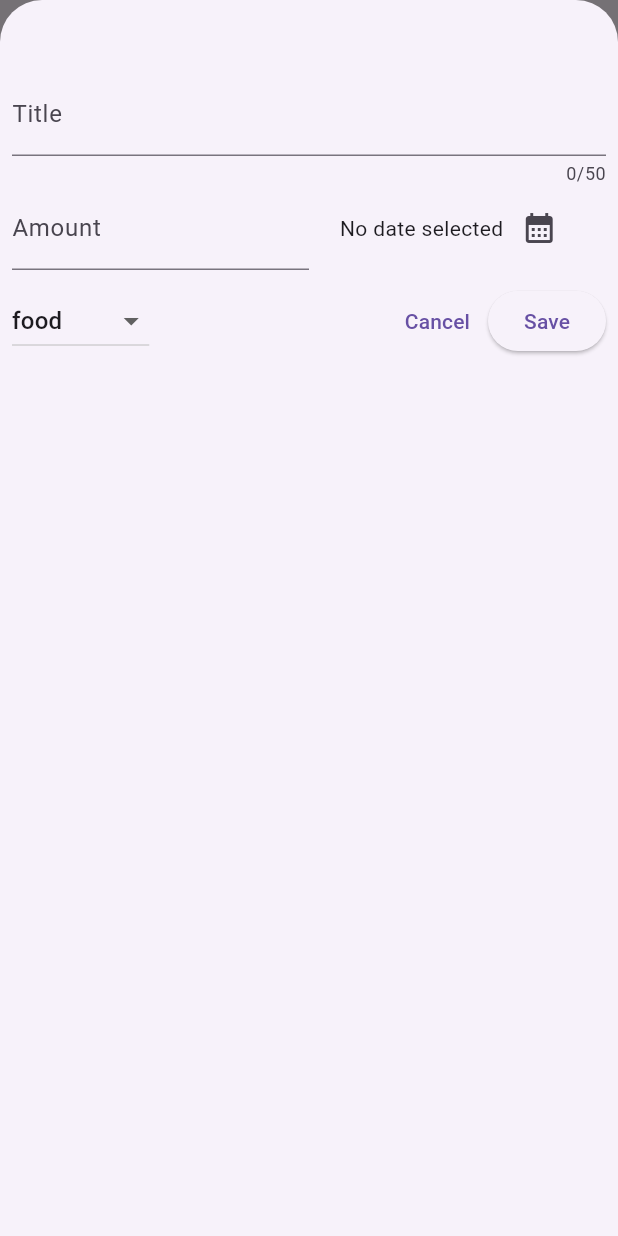
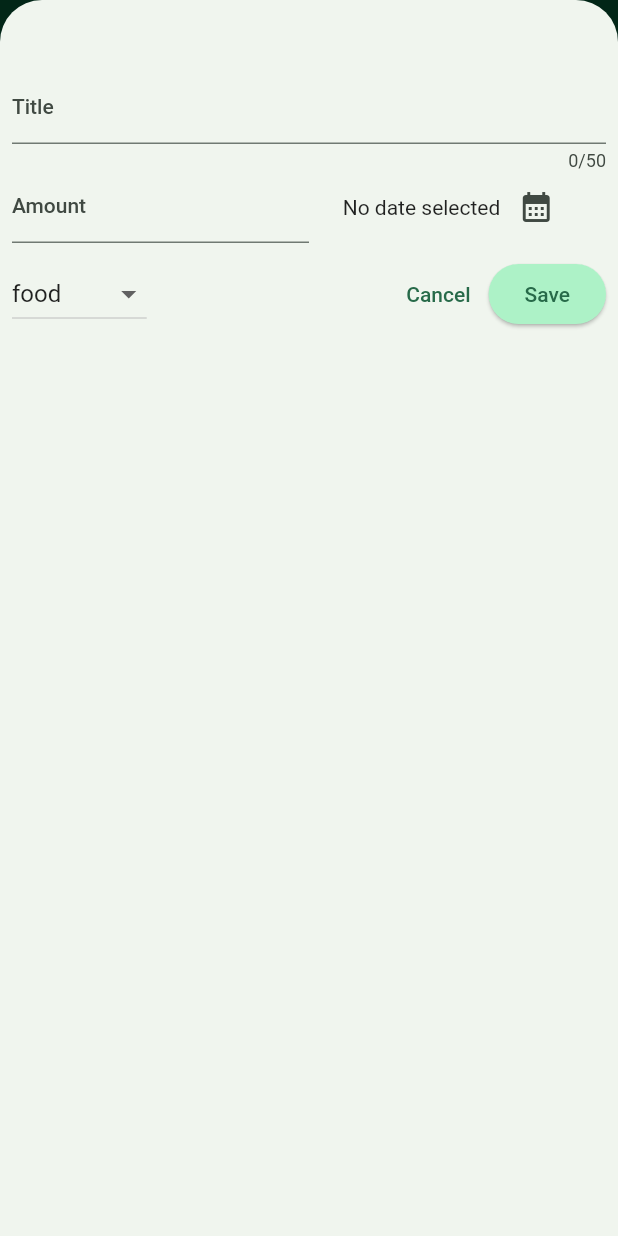
Before and after one commit to beautifulworld17/expenses-app, a Flutter app: the screen it shows after launch, after a tap on the "add" icon, on a phone screen of 412 x 824 dp. Run offline on Flutter 3.47's test engine with Material 2 defaults, Android fonts, the phone set to English and light mode, and no system bars.

Commit message:
Day 3 end

```diff
--- a/lib/expenses.dart
+++ b/lib/expenses.dart
@@ -1,3 +1,4 @@
+import 'package:expense_app/widgets/chart/chart.dart';
 import 'package:expense_app/widgets/expenses_list.dart';
 import 'package:expense_app/models/expense.dart';
 import 'package:expense_app/widgets/new_expense_form.dart';
@@ -30,33 +31,59 @@ class _ExpensesState extends State<Expenses> {
     });
   }
 
+  void removeExpense(expense) {
+    int expenseIndex = _expenseList.indexOf(expense);
+    setState(() {
+      _expenseList.remove(expense);
+    });
+    ScaffoldMessenger.of(context).clearSnackBars();
+    ScaffoldMessenger.of(context).showSnackBar(SnackBar(
+      duration: const Duration(seconds: 3),
+      content: const Text('Expense Item removed'),
+      action: SnackBarAction(
+          label: "undo",
+          onPressed: () {
+            setState(() {
+              _expenseList.insert(expenseIndex, expense);
+            });
+          }),
+    ));
+  }
+
   void _openModalSheet() {
     showModalBottomSheet(
         context: context,
         isScrollControlled: true,
         builder: (ctx) {
-          return NewExpenseForm(addExpense: addExpense, );
+          return NewExpenseForm(addExpense: addExpense);
         });
   }
 
-
-
   @override
   Widget build(BuildContext context) {
+    Widget mainContent = const Center(
+      child: Text("No expense to show...Try adding a new one"),
+    );
+    if (_expenseList.isNotEmpty) {
+      mainContent = ExpensesList(
+        expenses: _expenseList,
+        removeExpense: removeExpense,
+      );
+    }
     return Scaffold(
       appBar: AppBar(
         actions: [
-          IconButton(onPressed: _openModalSheet, icon: Icon(Icons.add))
+          IconButton(onPressed: _openModalSheet, icon: const Icon(Icons.add))
         ],
         title: const Text("Flutter ExpenseTracker"),
       ),
       body: Column(
         children: [
-          const Text("Expense graph"),
+          Chart(
+            expenses: _expenseList,
+          ),
           Expanded(
-            child: ExpensesList(
-              expenses: _expenseList,
-            ),
+            child: mainContent,
           )
         ],
       ),
--- a/lib/main.dart
+++ b/lib/main.dart
@@ -1,9 +1,44 @@
 import 'package:flutter/material.dart';
 import 'package:expense_app/expenses.dart';
 
+var kColorScheme =
+    ColorScheme.fromSeed(seedColor: const Color.fromARGB(255, 101, 224, 161));
+var kDarkColorScheme = ColorScheme.fromSeed(
+    brightness: Brightness.dark,
+    seedColor: const Color.fromARGB(255, 101, 206, 224));
+
 void main() {
   runApp(MaterialApp(
-    theme: ThemeData(useMaterial3: true),
+    darkTheme: ThemeData.dark().copyWith(
+      useMaterial3: true,
+      colorScheme: kDarkColorScheme,
+      elevatedButtonTheme: ElevatedButtonThemeData(
+          style: ElevatedButton.styleFrom(
+            backgroundColor: kDarkColorScheme.primaryContainer,
+          )),
+    ),
+    theme: ThemeData().copyWith(
+      useMaterial3: true,
+      colorScheme: kColorScheme,
+      appBarTheme: const AppBarTheme().copyWith(
+        backgroundColor: kColorScheme.onPrimaryContainer,
+        foregroundColor: kColorScheme.primaryContainer,
+      ),
+      cardTheme: const CardTheme().copyWith(
+          color: kColorScheme.secondaryContainer,
+          margin: const EdgeInsets.all(8)),
+      elevatedButtonTheme: ElevatedButtonThemeData(
+          style: ElevatedButton.styleFrom(
+        backgroundColor: kColorScheme.primaryContainer,
+      )),
+      textTheme: ThemeData().textTheme.copyWith(
+            titleLarge: TextStyle(
+              fontWeight: FontWeight.bold,
+              color: kColorScheme.onSecondaryContainer,
+              fontSize: 14,
+            ),
+          ),
+    ),
     home: const Expenses(),
   ));
 }
--- a/lib/models/expense.dart
+++ b/lib/models/expense.dart
@@ -32,3 +32,23 @@ class Expense {
     return format.format(date);
   }
 }
+
+class ExpenseBucket {
+  ExpenseBucket(this.category, this.expenses);
+
+  ExpenseBucket.forCategory(List<Expense> allExpenses, this.category)
+      : expenses = allExpenses
+            .where((expense) => expense.category == category)
+            .toList();
+
+  final Category category;
+  final List<Expense> expenses;
+
+  double get totalExpenses {
+    double sum = 0.0;
+    for (final expense in expenses) {
+      sum += expense.amount;
+    }
+    return sum;
+  }
+}
--- a/lib/widgets/Expense_item.dart
+++ b/lib/widgets/Expense_item.dart
@@ -13,8 +13,12 @@ class ExpenseItem extends StatelessWidget {
       child: Padding(
         padding: const EdgeInsets.all(10.0),
         child: Column(
+          crossAxisAlignment: CrossAxisAlignment.start,
           children: [
-            Text(expenseItem.title),
+            Text(
+              expenseItem.title,
+              style: Theme.of(context).textTheme.titleLarge,
+            ),
             SizedBox(
               height: 4,
             ),
--- /dev/null
+++ b/lib/widgets/chart/chart.dart
@@ -0,0 +1,95 @@
+import 'package:flutter/material.dart';
+
+import 'package:expense_app/widgets/chart/chart_bar.dart';
+import 'package:expense_app/models/expense.dart';
+
+class Chart extends StatelessWidget {
+  const Chart({super.key, required this.expenses});
+
+  final List<Expense> expenses;
+
+  List<ExpenseBucket> get buckets {
+    return [
+      ExpenseBucket.forCategory(expenses, Category.food),
+      ExpenseBucket.forCategory(expenses, Category.personal),
+      ExpenseBucket.forCategory(expenses, Category.travel),
+      ExpenseBucket.forCategory(expenses, Category.shopping),
+    ];
+  }
+
+  double get maxTotalExpense {
+    double maxTotalExpense = 0;
+
+    for (final bucket in buckets) {
+      if (bucket.totalExpenses > maxTotalExpense) {
+        maxTotalExpense = bucket.totalExpenses;
+      }
+    }
+
+    return maxTotalExpense;
+  }
+
+  @override
+  Widget build(BuildContext context) {
+    final isDarkMode =
+        MediaQuery.of(context).platformBrightness == Brightness.dark;
+    return Container(
+      margin: const EdgeInsets.all(16),
+      padding: const EdgeInsets.symmetric(
+        vertical: 16,
+        horizontal: 8,
+      ),
+      width: double.infinity,
+      height: 180,
+      decoration: BoxDecoration(
+        borderRadius: BorderRadius.circular(8),
+        gradient: LinearGradient(
+          colors: [
+            Theme.of(context).colorScheme.primary.withOpacity(0.3),
+            Theme.of(context).colorScheme.primary.withOpacity(0.0)
+          ],
+          begin: Alignment.bottomCenter,
+          end: Alignment.topCenter,
+        ),
+      ),
+      child: Column(
+        children: [
+          Expanded(
+            child: Row(
+              crossAxisAlignment: CrossAxisAlignment.end,
+              children: [
+                for (final bucket in buckets) // alternative to map()
+                  ChartBar(
+                    fill: bucket.totalExpenses == 0
+                        ? 0
+                        : bucket.totalExpenses / maxTotalExpense,
+                  )
+              ],
+            ),
+          ),
+          const SizedBox(height: 12),
+          Row(
+            children: buckets
+                .map(
+                  (bucket) => Expanded(
+                child: Padding(
+                  padding: const EdgeInsets.symmetric(horizontal: 4),
+                  child: Icon(
+                    categoryIcons[bucket.category],
+                    color: isDarkMode
+                        ? Theme.of(context).colorScheme.secondary
+                        : Theme.of(context)
+                        .colorScheme
+                        .primary
+                        .withOpacity(0.7),
+                  ),
+                ),
+              ),
+            )
+                .toList(),
+          )
+        ],
+      ),
+    );
+  }
+}
--- /dev/null
+++ b/lib/widgets/chart/chart_bar.dart
@@ -0,0 +1,34 @@
+import 'package:flutter/material.dart';
+
+class ChartBar extends StatelessWidget {
+  const ChartBar({
+  super.key,
+  required this.fill,
+  });
+
+  final double fill;
+
+  @override
+  Widget build(BuildContext context) {
+    final isDarkMode =
+        MediaQuery.of(context).platformBrightness == Brightness.dark;
+    return Expanded(
+      child: Padding(
+        padding: const EdgeInsets.symmetric(horizontal: 4),
+        child: FractionallySizedBox(
+          heightFactor: fill,
+          child: DecoratedBox(
+            decoration: BoxDecoration(
+              shape: BoxShape.rectangle,
+              borderRadius:
+              const BorderRadius.vertical(top: Radius.circular(8)),
+              color: isDarkMode
+                  ? Theme.of(context).colorScheme.secondary
+                  : Theme.of(context).colorScheme.primary.withOpacity(0.65),
+            ),
+          ),
+        ),
+      ),
+    );
+  }
+}
--- a/lib/widgets/expenses_list.dart
+++ b/lib/widgets/expenses_list.dart
@@ -4,16 +4,28 @@ import 'package:flutter/material.dart';
 import 'Expense_item.dart';
 
 class ExpensesList extends StatelessWidget {
-  const ExpensesList({Key? key, required this.expenses}) : super(key: key);
+  const ExpensesList(
+      {Key? key, required this.expenses, required this.removeExpense})
+      : super(key: key);
   final List<Expense> expenses;
+  final void Function(Expense expense) removeExpense;
 
   @override
   Widget build(BuildContext context) {
     return ListView.builder(
         itemCount: expenses.length,
         itemBuilder: (ctx, index) {
-          return ExpenseItem(
-            expenseItem: expenses[index],
+          return Dismissible(
+            background: Container(
+              color: Theme.of(context).colorScheme.error.withOpacity(.35),
+            ),
+            key: ValueKey(expenses[index]),
+            onDismissed: (direction) {
+              removeExpense(expenses[index]);
+            },
+            child: ExpenseItem(
+              expenseItem: expenses[index],
+            ),
           );
         });
   }
```
